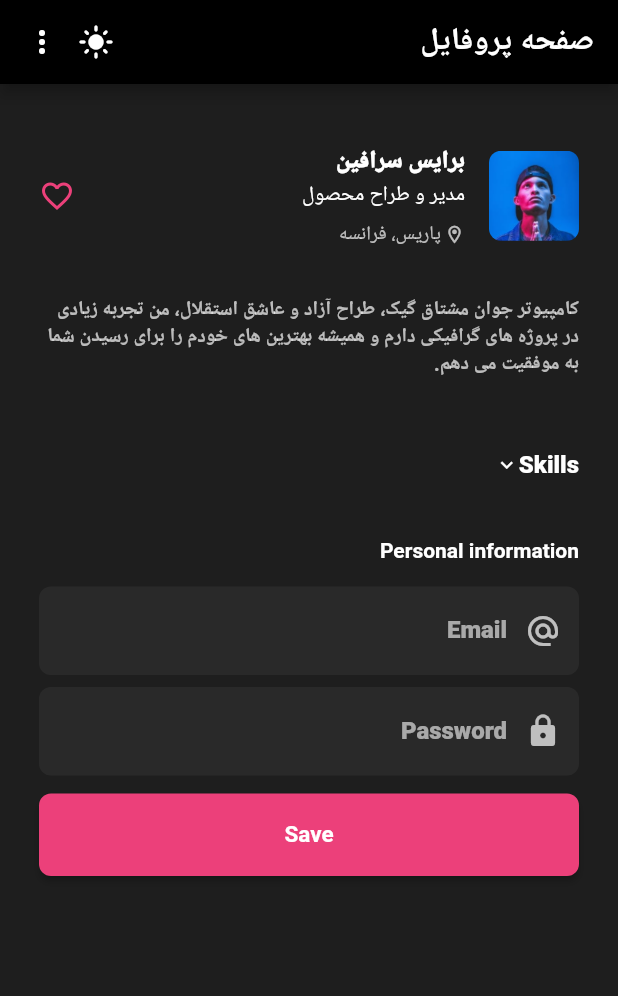
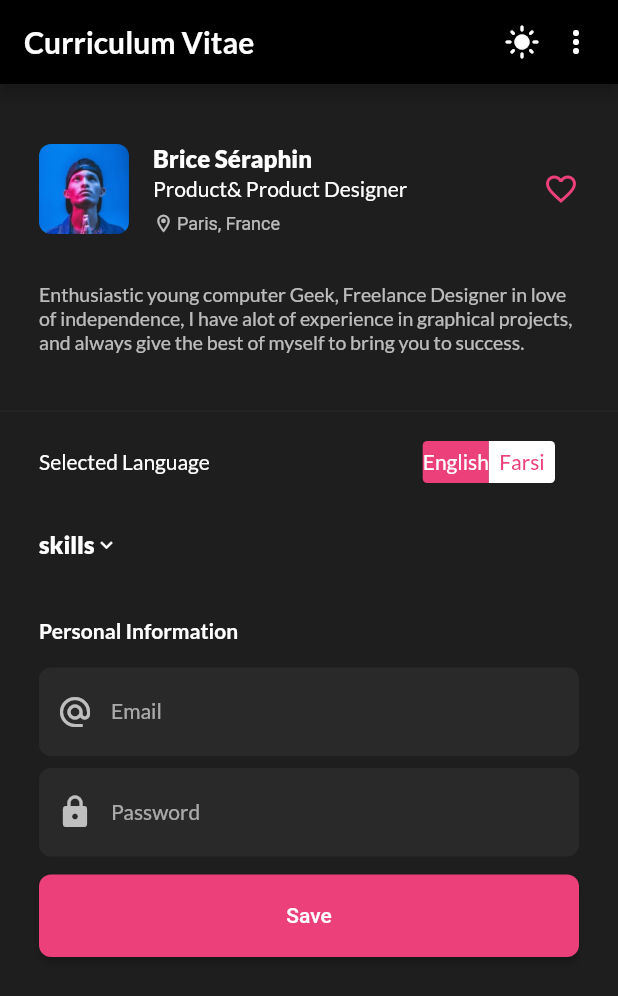
Before and after one commit to mmohammadmfallahm02/profile_app_ui, a Flutter app: the screen it shows after launch, on a phone screen of 412 x 824 dp. Shown: the top 996 px of the screen. Run offline on Flutter 3.47's test engine with Material 2 defaults, Android fonts, the phone set to English and light mode, and no system bars; our stand-ins replace google_fonts; generated files the repository leaves out were written again; Roboto replaces fonts that are missing (IranYekan).

Commit message:
language change logic completed

```diff
--- a/lib/l10n/app_en.arb
+++ b/lib/l10n/app_en.arb
@@ -3,6 +3,15 @@
     "name": "Brice Séraphin",
     "job": "Product& Product Designer",
     "location": "Paris, France",
-    "summary": "Enthusiastic young computer Geek, Freelance Designer in love of independence, I have alot of experience in graphical projects, and always give the best of myself to bring you to success."
+    "summary": "Enthusiastic young computer Geek, Freelance Designer in love of independence, I have alot of experience in graphical projects, and always give the best of myself to bring you to success.",
+    "selectedLanguage":"Selected Language",
+    "enLanguage":"English",
+    "faLanguage":"Farsi",
+    "skills":"skills",
+    "personalInformation":"Personal Information",
+    "email":"Email",
+    "password":"Password",
+    "save":"Save"
+
 
 }
--- a/lib/main.dart
+++ b/lib/main.dart
@@ -17,6 +17,7 @@ class MyApp extends StatefulWidget {
 
 class _MyAppState extends State<MyApp> {
   ThemeMode themeMode = ThemeMode.dark;
+  Locale locale = const Locale('en');
   @override
   Widget build(BuildContext context) {
     // const Color surfaceColor = Color(0x0dffffff);
@@ -25,16 +26,16 @@ class _MyAppState extends State<MyApp> {
       debugShowCheckedModeBanner: false,
       title: 'Flutter Demo',
       theme: themeMode == ThemeMode.light
-          ? MyAppThemeConfig.light().getTheme('fa')
-          : MyAppThemeConfig.dark().getTheme('fa'),
-          locale: const Locale('fa'),
+          ? MyAppThemeConfig.light().getTheme(locale.languageCode)
+          : MyAppThemeConfig.dark().getTheme(locale.languageCode),
+      locale: locale,
       localizationsDelegates: const [
         AppLocalizations.delegate,
         GlobalMaterialLocalizations.delegate,
         GlobalWidgetsLocalizations.delegate,
         GlobalCupertinoLocalizations.delegate,
       ],
-      supportedLocales:AppLocalizations.supportedLocales ,
+      supportedLocales: AppLocalizations.supportedLocales,
       home: HomeScreen(
         toggleThemeMode: () {
           setState(() {
@@ -43,6 +44,13 @@ class _MyAppState extends State<MyApp> {
                 : themeMode = ThemeMode.light;
           });
         },
+        selectedLanguageChanged: (Language language) {
+          locale =
+              language == Language.en ? const Locale('en') : const Locale('fa');
+              setState(() {
+
+              });
+        },
       ),
     );
   }
--- a/lib/screens/home_screen.dart
+++ b/lib/screens/home_screen.dart
@@ -1,10 +1,15 @@
+import 'package:flutter/cupertino.dart';
 import 'package:flutter_gen/gen_l10n/app_localizations.dart';
 import 'package:flutter/material.dart';
 import '../widgets/widgets.dart';
 
 class HomeScreen extends StatefulWidget {
   final Function() toggleThemeMode;
-  const HomeScreen({super.key, required this.toggleThemeMode});
+  final Function(Language language) selectedLanguageChanged;
+  const HomeScreen(
+      {super.key,
+      required this.toggleThemeMode,
+      required this.selectedLanguageChanged});
 
   @override
   State<HomeScreen> createState() => _HomeScreenState();
@@ -12,11 +17,19 @@ class HomeScreen extends StatefulWidget {
 
 class _HomeScreenState extends State<HomeScreen> {
   final List<SkillType> _skills = [];
+  Language _language = Language.en;
   static const double bodyMargin = 26.0;
 
-  void updateSelectedListSkill(SkillType type) {
+  void _updateSelectedListSkill(SkillType type) {
     _skills.contains(type) ? _skills.remove(type) : _skills.add(type);
     setState(() {});
+  }
+
+  void _updatedSelectedLanguage(Language language) {
+    widget.selectedLanguageChanged(language);
+    setState(() {
+      _language = language;
+    });
   }
 
   AppBar _buildAppBarWidget() {
@@ -113,7 +126,7 @@ class _HomeScreenState extends State<HomeScreen> {
         crossAxisAlignment: CrossAxisAlignment.center,
         children: [
           Text(
-            'Skills',
+            appLocalizations.skills,
             style: TextStyle(color: themeData.textTheme.subtitle1!.color),
           ),
           Icon(
@@ -136,7 +149,7 @@ class _HomeScreenState extends State<HomeScreen> {
               isActive: _skills.contains(SkillType.photoShop),
               skillType: SkillType.photoShop,
               onTap: () {
-                updateSelectedListSkill(SkillType.photoShop);
+                _updateSelectedListSkill(SkillType.photoShop);
               },
             ),
             SkillWidget(
@@ -146,7 +159,7 @@ class _HomeScreenState extends State<HomeScreen> {
               isActive: _skills.contains(SkillType.xd),
               skillType: SkillType.xd,
               onTap: () {
-                updateSelectedListSkill(SkillType.xd);
+                _updateSelectedListSkill(SkillType.xd);
               },
             ),
             SkillWidget(
@@ -156,7 +169,7 @@ class _HomeScreenState extends State<HomeScreen> {
               isActive: _skills.contains(SkillType.illustrator),
               skillType: SkillType.illustrator,
               onTap: () {
-                updateSelectedListSkill(SkillType.illustrator);
+                _updateSelectedListSkill(SkillType.illustrator);
               },
             ),
             SkillWidget(
@@ -166,7 +179,7 @@ class _HomeScreenState extends State<HomeScreen> {
               isActive: _skills.contains(SkillType.afterEffect),
               skillType: SkillType.afterEffect,
               onTap: () {
-                updateSelectedListSkill(SkillType.afterEffect);
+                _updateSelectedListSkill(SkillType.afterEffect);
               },
             ),
             SkillWidget(
@@ -176,7 +189,7 @@ class _HomeScreenState extends State<HomeScreen> {
               isActive: _skills.contains(SkillType.lightRoom),
               skillType: SkillType.lightRoom,
               onTap: () {
-                updateSelectedListSkill(SkillType.lightRoom);
+                _updateSelectedListSkill(SkillType.lightRoom);
               },
             ),
           ],
@@ -193,18 +206,19 @@ class _HomeScreenState extends State<HomeScreen> {
         crossAxisAlignment: CrossAxisAlignment.start,
         children: [
           Text(
-            'Personal information',
+            appLocalizations.personalInformation,
             style: themeData.textTheme.bodyText2!
                 .copyWith(fontWeight: FontWeight.bold),
           ),
           const SizedBox(
             height: 16,
           ),
-          _buildTextField(label: 'Email', icon: Icons.alternate_email),
+          _buildTextField(
+              label: appLocalizations.email, icon: Icons.alternate_email),
           const SizedBox(
             height: 8,
           ),
-          _buildTextField(label: 'Password', icon: Icons.lock),
+          _buildTextField(label: appLocalizations.password, icon: Icons.lock),
           const SizedBox(
             height: 12,
           ),
@@ -213,7 +227,7 @@ class _HomeScreenState extends State<HomeScreen> {
                   minimumSize:
                       MaterialStateProperty.all(const Size.fromHeight(55))),
               onPressed: () {},
-              child: const Text('Save'))
+              child: Text(appLocalizations.save))
         ],
       ),
     );
@@ -235,6 +249,28 @@ class _HomeScreenState extends State<HomeScreen> {
         child: Column(
           children: [
             _buildInfoWidget(themeData, appLocalizations),
+            const Divider(),
+            Padding(
+              padding:
+                  const EdgeInsets.fromLTRB(bodyMargin, 12, bodyMargin, 12),
+              child: Row(
+                mainAxisAlignment: MainAxisAlignment.spaceBetween,
+                children: [
+                  Text(appLocalizations.selectedLanguage),
+                  CupertinoSegmentedControl<Language>(
+                      selectedColor: themeData.primaryColor,
+                      borderColor: Colors.transparent,
+                      children: {
+                        Language.en: Text(appLocalizations.enLanguage),
+                        Language.fa: Text(appLocalizations.faLanguage)
+                      },
+                      groupValue: _language,
+                      onValueChanged: (value) {
+                        _updatedSelectedLanguage(value);
+                      })
+                ],
+              ),
+            ),
             _buildSkillsWidget(themeData, appLocalizations),
             _buildLoginWidget(themeData, appLocalizations)
           ],
@@ -245,3 +281,5 @@ class _HomeScreenState extends State<HomeScreen> {
 }
 
 enum SkillType { photoShop, xd, illustrator, afterEffect, lightRoom }
+
+enum Language { en, fa }
--- a/lib/theme/app_theme.dart
+++ b/lib/theme/app_theme.dart
@@ -36,6 +36,8 @@ class MyAppThemeConfig {
         appBarTheme: AppBarTheme(
             backgroundColor: appBarColor, foregroundColor: primaryTextColor),
         inputDecorationTheme: InputDecorationTheme(
+          labelStyle:
+              const TextStyle(fontWeight: FontWeight.normal, fontSize: 14),
           border: OutlineInputBorder(
               borderRadius: BorderRadius.circular(8),
               borderSide: BorderSide.none),
@@ -66,16 +68,20 @@ class MyAppThemeConfig {
       headline6: TextStyle(
           fontWeight: FontWeight.bold,
           color: primaryTextColor,
-          fontFamily: faFontFamilyName),
+          fontFamily: faFontFamilyName,
+          fontSize: 18),
+      caption: const TextStyle(fontFamily: faFontFamilyName),
       bodyText2: TextStyle(
           fontSize: 14, color: primaryTextColor, fontFamily: faFontFamilyName),
       bodyText1: TextStyle(
           fontSize: 13,
           color: secondaryTextColor,
-          fontFamily: faFontFamilyName),
+          fontFamily: faFontFamilyName,
+          height: 1.5),
       subtitle1: TextStyle(
           fontWeight: FontWeight.w900,
-          fontSize: 16,
+          fontSize: 15,
           color: primaryTextColor,
-          fontFamily: faFontFamilyName));
+          fontFamily: faFontFamilyName),
+      button: const TextStyle(fontFamily: faFontFamilyName));
 }
```
Also changed, not shown: lib/l10n/app_fa.arb (+9 -2 lines).
